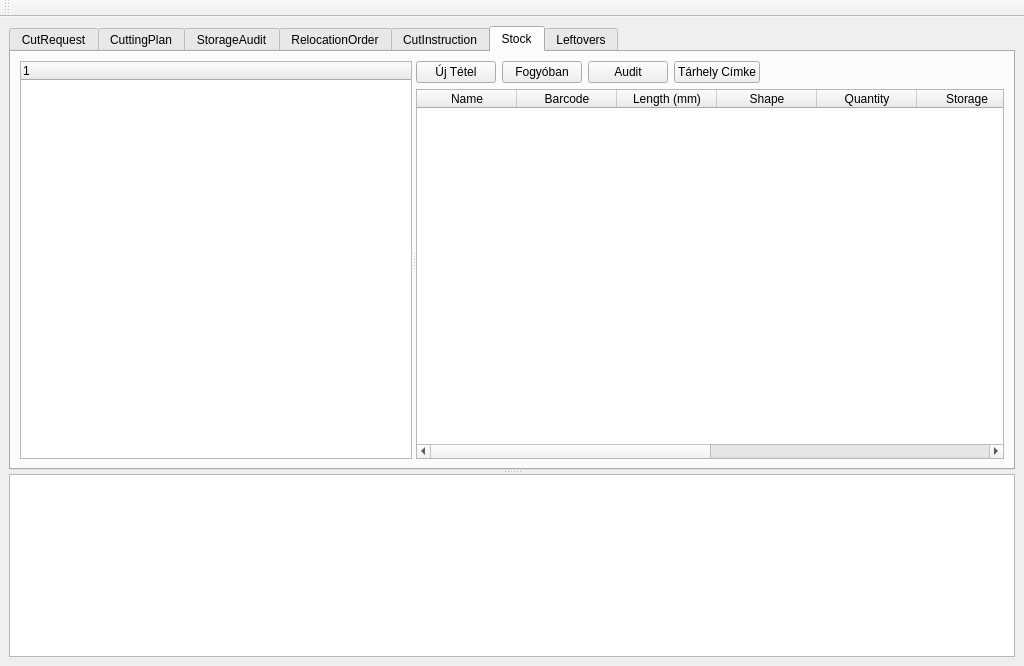
First picture: the form in view/MainWindow.ui, repository horvathzoltan/cutplannerpro, before the edit.
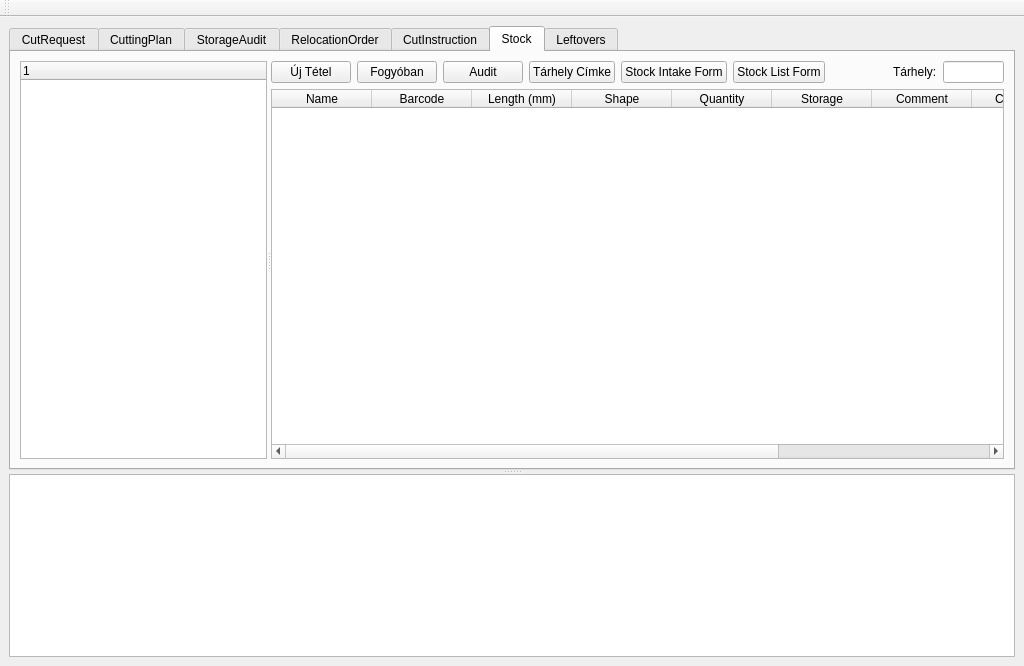
Second picture: the form after the edit. The open tabs and pages were chosen to show the change.

Commit message: storage and stock, material label lists

Patch:
```diff
--- a/view/MainWindow.ui
+++ b/view/MainWindow.ui
@@ -680,7 +680,7 @@
             <widget class="QWidget" name="verticalLayoutWidget">
              <layout class="QVBoxLayout" name="verticalLayout_4">
               <item>
-               <layout class="QHBoxLayout" name="horizontalLayout_10">
+               <layout class="QHBoxLayout" name="horizontalLayout_10" stretch="0,0,0,0,0,0,1,0,1">
                 <item>
                  <widget class="QPushButton" name="btn_AddStockEntry">
                   <property name="toolTip">
@@ -712,6 +712,20 @@
                   </property>
                  </widget>
                 </item>
+                <item>
+                 <widget class="QPushButton" name="btn_stockIntakeForm">
+                  <property name="text">
+                   <string>Stock Intake Form</string>
+                  </property>
+                 </widget>
+                </item>
+                <item>
+                 <widget class="QPushButton" name="btn_stockListForm">
+                  <property name="text">
+                   <string>Stock List Form</string>
+                  </property>
+                 </widget>
+                </item>
                 <item>
                  <spacer name="horizontalSpacer_5">
                   <property name="orientation">
@@ -725,6 +739,16 @@
                   </property>
                  </spacer>
                 </item>
+                <item>
+                 <widget class="QLabel" name="label">
+                  <property name="text">
+                   <string>Tárhely:</string>
+                  </property>
+                 </widget>
+                </item>
+                <item>
+                 <widget class="QLineEdit" name="editStorageSearch"/>
+                </item>
                </layout>
               </item>
               <item>
```
The commit also changes 16 other files.
